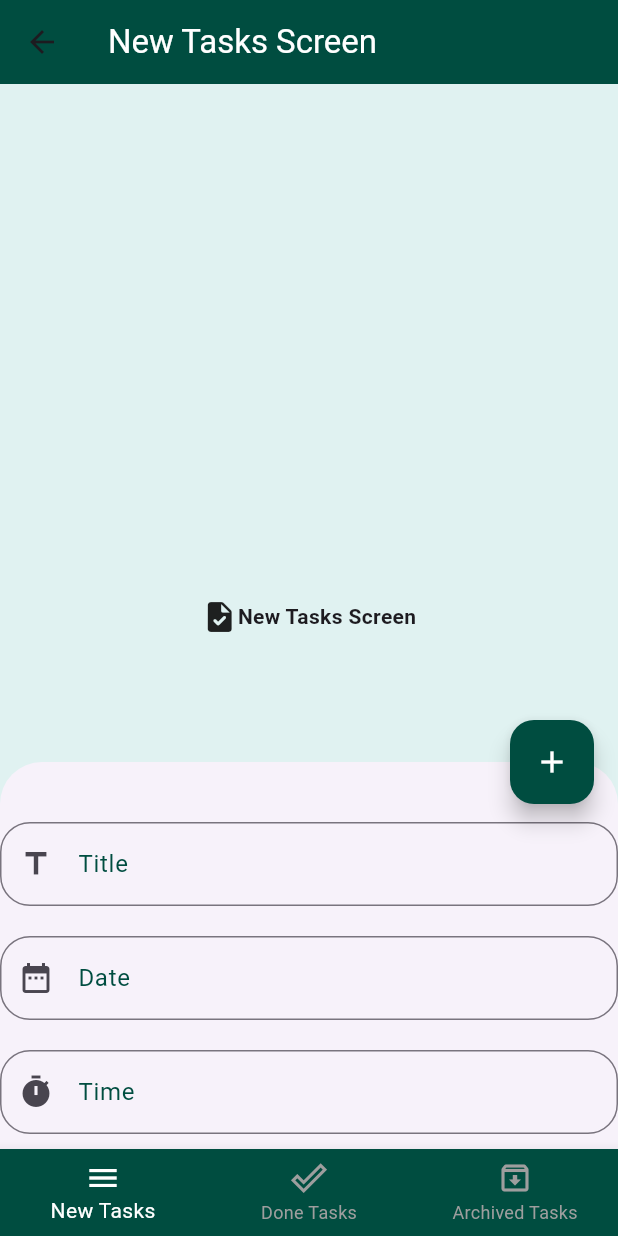
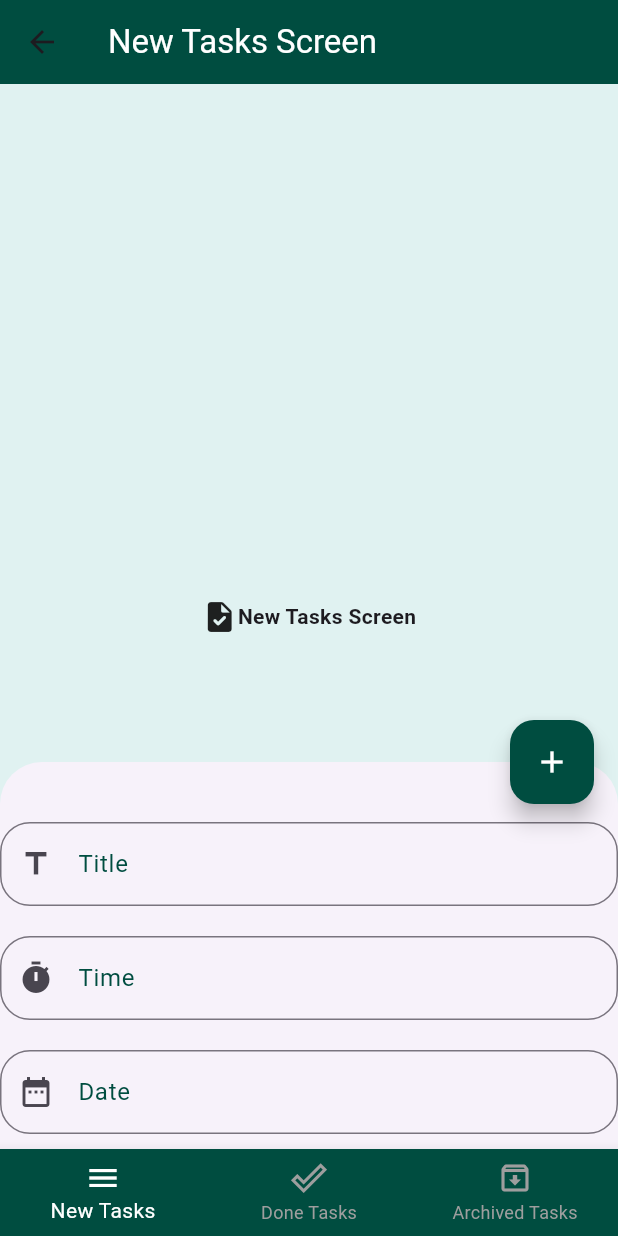
Before and after one commit to ala-ali/todo_app, a Flutter app: the screen it shows after launch, after a tap on the "add" icon, on a phone screen of 412 x 824 dp. Run offline on Flutter 3.47's test engine with Material 3 defaults, Android fonts, the phone set to English and light mode, and no system bars; our stand-ins replace sqflite; accounts and stored records are empty.

Commit message:
New Modifico

```diff
--- a/lib/layout/home_layout.dart
+++ b/lib/layout/home_layout.dart
@@ -17,6 +17,7 @@ class _HomeLayoutState extends State<HomeLayout> {
     super.initState();
     createDatabase();
   }
+
   List<Widget> screens = [
     NewTaskScreen(),
     DoneTaskScreen(),
@@ -26,17 +27,14 @@ class _HomeLayoutState extends State<HomeLayout> {
     'New Tasks Screen',
     'Done Tasks Screen',
     'Archived Tasks Screen',
-
-
   ];
   var scaffoldKey = GlobalKey<ScaffoldState>();
   bool isBottomSheetShown = false;
-  int currentIndex= 0;
+  int currentIndex = 0;
   var titleController = TextEditingController();
   var dateController = TextEditingController();
   var timeController = TextEditingController();
-
-
+  var formKey = GlobalKey<FormState>();
   @override
   Widget build(BuildContext context) {
     return Scaffold(
@@ -44,21 +42,28 @@ class _HomeLayoutState extends State<HomeLayout> {
       backgroundColor: Colors.teal[50],
       appBar: AppBar(
         backgroundColor: Colors.teal[900],
-        title: Text(titles[currentIndex],
-            style: TextStyle(color: Colors.white,),
-      )),
+        title: Text(
+          titles[currentIndex],
+          style: TextStyle(color: Colors.white),
+        ),
+      ),
       floatingActionButton: currentIndex == 0 ? FloatingActionButton(
-        onPressed:() {
-          if(isBottomSheetShown){
+              onPressed: () {
+                if (isBottomSheetShown) {
+                  if (
+                  formKey.currentState!.validate()
+                  ){
                     Navigator.pop(context);
-            isBottomSheetShown= false;
-          }else{
+                    isBottomSheetShown = false;
+                  }
+
+
+                } else {
                   scaffoldKey.currentState!.showBottomSheet(
-                  (context)=> Container(
-
-                padding: EdgeInsets.only(
-                  top: 40,
-                ),
+                    (context) => Container(
+                      padding: EdgeInsets.only(top: 40),
+                      child: Form(
+                        key: formKey,
                         child: Column(
                           mainAxisSize: MainAxisSize.min,
                           children: [
@@ -69,55 +74,21 @@ class _HomeLayoutState extends State<HomeLayout> {
                                   borderRadius: BorderRadius.circular(20),
                                 ),
                                 focusedBorder: OutlineInputBorder(
-                            borderSide: BorderSide(
-                              color: Colors.teal,
-                            ),
+                                  borderSide: BorderSide(color: Colors.teal),
                                 ),
                                 focusColor: Colors.teal[900],
                                 labelText: 'Title',
                                 prefixIcon: Icon(Icons.title),
-                          labelStyle: TextStyle(
-                            color: Colors.teal[900],
-                          )
+                                labelStyle: TextStyle(color: Colors.teal[900]),
                               ),
-                      validator: (value){
-                        if (value!.isEmpty){
+                              validator: (value) {
+                                if (value!.isEmpty) {
                                   return 'Title must NOT be empty';
                                 }
                                 return null;
                               },
-                    ),
-                    SizedBox(
-                      height: 20,
-                    ),
-                    TextFormField(
-                      controller: dateController,
-                      decoration: InputDecoration(
-                          border: OutlineInputBorder(
-                            borderRadius: BorderRadius.circular(20),
-                          ),
-                          focusedBorder: OutlineInputBorder(
-                            borderSide: BorderSide(
-                              color: Colors.teal,
-                            ),
-                          ),
-                          focusColor: Colors.teal[900],
-                          labelText: 'Date',
-                          prefixIcon: Icon(Icons.date_range),
-                          labelStyle: TextStyle(
-                            color: Colors.teal[900],
-                          )
-                      ),
-                      validator: (value){
-                        if (value!.isEmpty){
-                          return 'Date must NOT be empty';
-                        }
-                        return null;
-                      },
-                    ),
-                    SizedBox(
-                      height: 20,
-                    ),
+                            ), //title
+                            SizedBox(height: 20),
                             TextFormField(
                               controller: timeController,
                               decoration: InputDecoration(
@@ -125,94 +96,137 @@ class _HomeLayoutState extends State<HomeLayout> {
                                   borderRadius: BorderRadius.circular(20),
                                 ),
                                 focusedBorder: OutlineInputBorder(
-                            borderSide: BorderSide(
-                              color: Colors.teal,
-                            ),
+                                  borderSide: BorderSide(color: Colors.teal),
                                 ),
                                 focusColor: Colors.teal[900],
                                 labelText: 'Time',
                                 prefixIcon: Icon(Icons.timer),
-                          labelStyle: TextStyle(
-                            color: Colors.teal[900],
-                          )
+                                labelStyle: TextStyle(color: Colors.teal[900]),
                               ),
-                      validator: (value){
-                        if (value!.isEmpty){
+                              validator: (value) {
+                                if (value!.isEmpty) {
                                   return 'Time must NOT be empty';
                                 }
                                 return null;
                               },
+                              onTap: () {
+                                showTimePicker(
+                                  context: context,
+                                  initialTime: TimeOfDay.now(),
+                                ).then((value) {
+                                  timeController.text = value!.format(context).toString();
+
+                                });
+                              },
+                            ), //time
+                            SizedBox(height: 20),
+                            TextFormField(
+                              enabled: true,
+                              controller: dateController,
+                              decoration: InputDecoration(
+                                border: OutlineInputBorder(
+                                  borderRadius: BorderRadius.circular(20),
                                 ),
-                    SizedBox(
-                      height: 10,
+                                focusedBorder: OutlineInputBorder(
+                                  borderSide: BorderSide(color: Colors.teal),
                                 ),
+                                focusColor: Colors.teal[900],
+                                labelText: 'Date',
+                                prefixIcon: Icon(Icons.date_range),
+                                labelStyle: TextStyle(color: Colors.teal[900]),
+                              ),
+                              validator: (value) {
+                                if (value!.isEmpty) {
+                                  return 'Date must NOT be empty';
+                                }
+                                return null;
+                              },
+                              onTap: (){
+                                showDatePicker(
+                                  context: context,
+                                    initialDate: DateTime.now(),
+                                  firstDate: DateTime.now(),
+                                    lastDate:DateTime.parse('3000-12-31'),
+                                );
+                                },
+                            ), //date
+                            SizedBox(height: 10),
                           ],
                         ),
                       ),
+                    ),
                   );
-            isBottomSheetShown=true;
+                  isBottomSheetShown = true;
                 }
-
               },
               backgroundColor: Colors.teal[900],
-        child: Icon(
-          Icons.add,
-          color: Colors.white,
+              child: Icon
+                (
+                  Icons.add, color: Colors.white
               ),
-      ):null,
-      body: screens [currentIndex],
+            ): null,
+      body: screens[currentIndex],
       bottomNavigationBar: BottomNavigationBar(
         backgroundColor: Colors.teal[900],
         type: BottomNavigationBarType.fixed,
         selectedItemColor: Colors.white,
         unselectedItemColor: Colors.grey,
         currentIndex: currentIndex,
-          onTap: (numberOfIndex){
+        onTap: (numberOfIndex) {
           setState(() {
-              currentIndex= numberOfIndex;
+            currentIndex = numberOfIndex;
           });
-
         },
-          items:[
+        items: [
+          BottomNavigationBarItem(icon: Icon(Icons.menu), label: 'New Tasks'),
           BottomNavigationBarItem(
-               icon:  Icon(Icons.menu),
-           label: 'New Tasks'),
+            icon: Icon(Icons.done_outline),
+            label: 'Done Tasks',
+          ),
           BottomNavigationBarItem(
-               icon:  Icon(Icons.done_outline),
-           label: 'Done Tasks'),
-           BottomNavigationBarItem(
-               icon:  Icon(Icons.archive_outlined),
-           label: 'Archived Tasks'),
-          ]
+            icon: Icon(Icons.archive_outlined),
+            label: 'Archived Tasks',
+          ),
+        ],
       ),
     );
   }
-  Database ? database;
-  void createDatabase () async{
+
+  Database? database;
+  void createDatabase() async {
     database = await openDatabase(
       'todoApp.db',
       version: 1,
-  onCreate: (database , version){
+      onCreate: (database, version) {
         print('database created');
-      database.execute('CREATE TABLE tasks (id INTEGER PRIMARY KEY, title TEXT , date TEXT , time  TEXT, status TEXT)').then((value){
-        print('table created')  ;
-      }).catchError((error){
+        database
+            .execute(
+              'CREATE TABLE tasks (id INTEGER PRIMARY KEY, title TEXT , date TEXT , time  TEXT, status TEXT)',
+            )
+            .then((value) {
+              print('table created');
+            })
+            .catchError((error) {
               print('error when creating table ${error.toString()} ');
             });
       },
-  onOpen: (database){
+      onOpen: (database) {
         print('database opened');
+      },
+    );
   }
-);
 
-  }
-  Future <void> insertToDatabase () async{
-  return database!.transaction((txn) async{
-     txn.rawInsert(
-         'INSERT INTO tasks (title , date , time , status) VALUES ("first task" , "18/9/2025" , "12:34PM" , "new")'
-     ).then((value){
+  Future<void> insertToDatabase() async {
+    return database!.transaction((txn) async
+    {
+      txn
+          .rawInsert(
+            'INSERT INTO tasks (title , date , time , status) VALUES ("first task" , "18/9/2025" , "12:34PM" , "new")',
+          )
+          .then((value) {
             print('$value inserted successfully');
-     }).catchError((error){
+          })
+          .catchError((error) {
             print('Error when inserting new record ${error.toString()}');
           });
     });
```
Also changed, not shown: 1 other file. Lines whose indentation alone changed are shown as unchanged.
